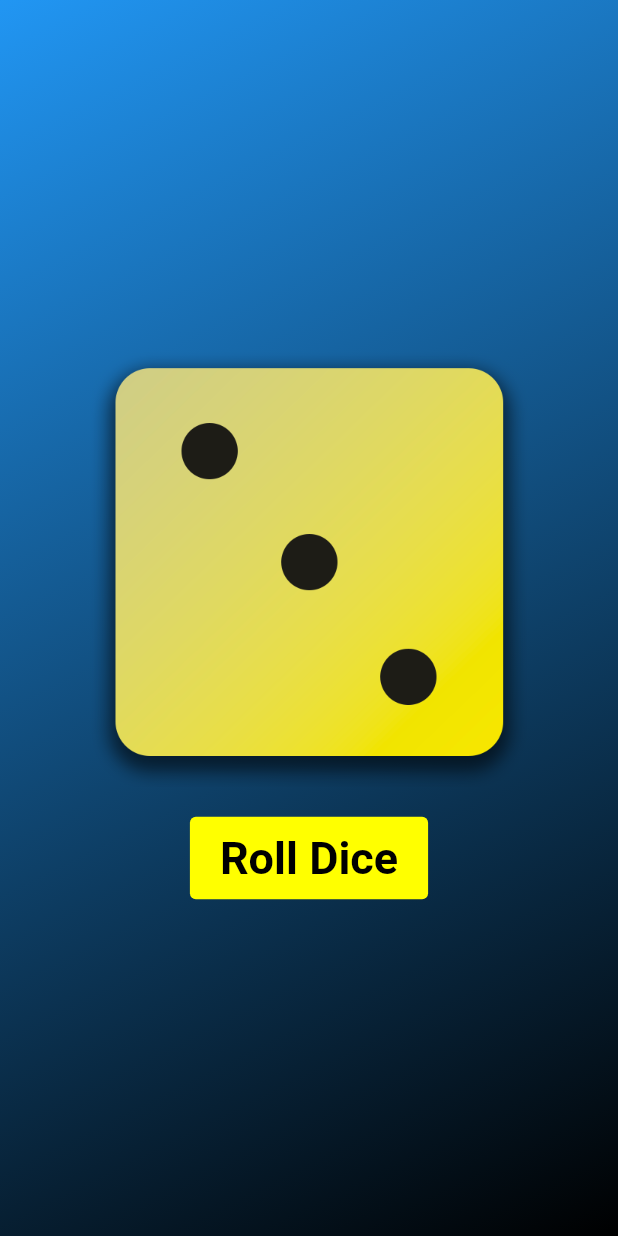
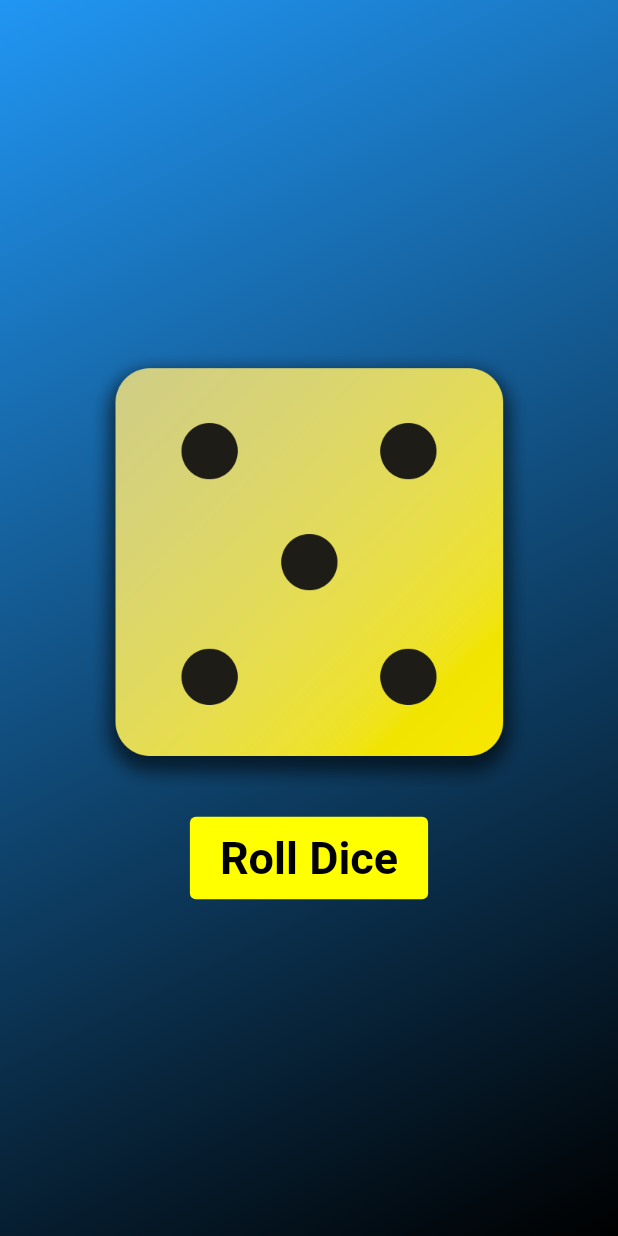
Before and after one commit to schwarz84/dice-app, a Flutter app: the screen it shows after launch, after a tap on "Roll Dice", on a phone screen of 412 x 824 dp. Run offline on Flutter 3.47's test engine with Material 2 defaults, Android fonts, the phone set to English and light mode, and no system bars.

Commit message:
last commit

```diff
--- a/lib/Widgets/roller_dices.dart
+++ b/lib/Widgets/roller_dices.dart
@@ -1,4 +1,7 @@
 import 'package:flutter/material.dart';
+import 'dart:math';
+
+final random = Random();
 
 class RollerDices extends StatefulWidget {
   const RollerDices({super.key});
@@ -11,11 +14,11 @@ class RollerDices extends StatefulWidget {
 
 class _RollerDiceState extends State<RollerDices> {
 
-  var diceImageChange = 'assets/images/dice-4.png';
+  var diceNumber = 1;
 
   void rollDice() {
     setState(() {
-      diceImageChange = 'assets/images/dice-3.png';
+      diceNumber = random.nextInt(6) + 1;
     });
   }
 
@@ -25,7 +28,7 @@ class _RollerDiceState extends State<RollerDices> {
       mainAxisSize: MainAxisSize.min,
       children: [
         Image.asset(
-          diceImageChange,
+          'assets/images/dice-$diceNumber.png',
           width: 300,
         ),
         const SizedBox(height: 20),
```
